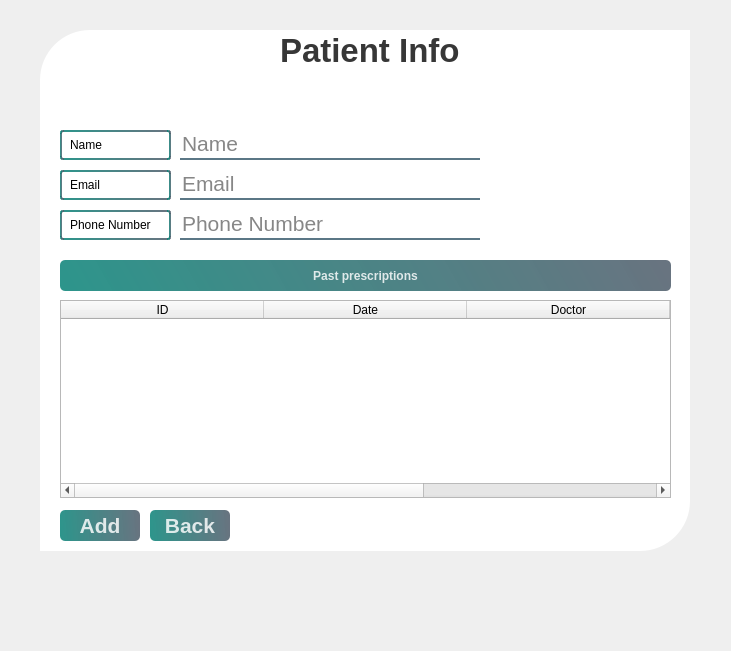
sallyeo/goalDiggers, file doctorViewPatient.ui: the form before one commit.
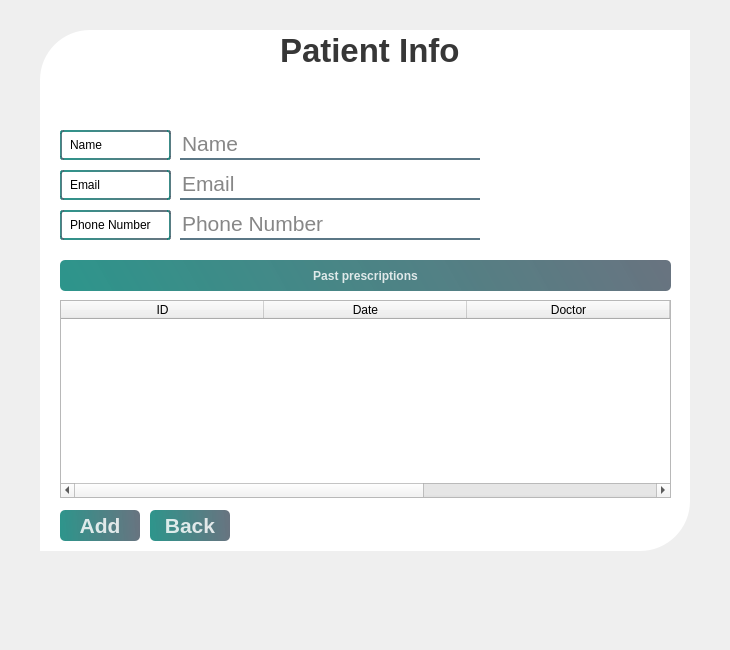
The form after the commit.

Commit message: fixed DoctorViewPatient page size

Diff of the .ui file:
```diff
--- a/doctorViewPatient.ui
+++ b/doctorViewPatient.ui
@@ -6,8 +6,8 @@
    <rect>
     <x>0</x>
     <y>0</y>
-    <width>731</width>
-    <height>651</height>
+    <width>730</width>
+    <height>650</height>
    </rect>
   </property>
   <property name="windowTitle">
```
The commit also changes 1 other file.
